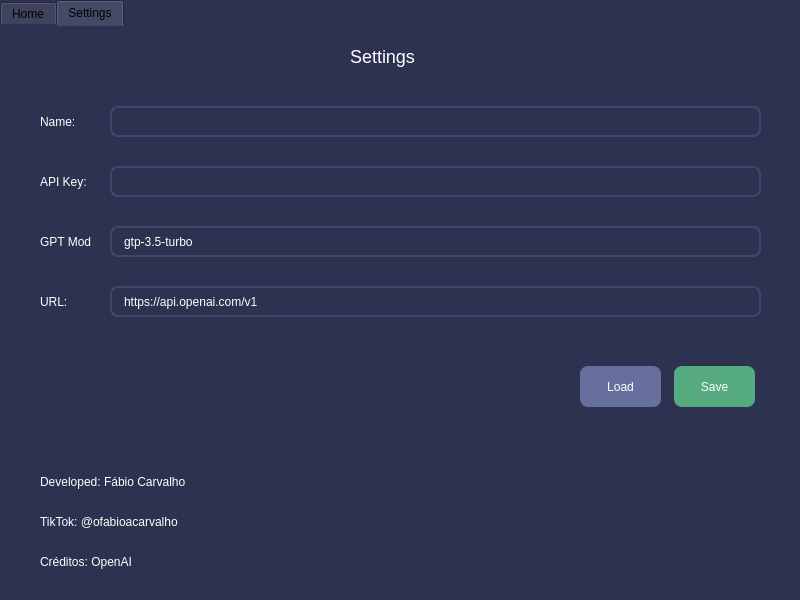
This is inter/design.ui in fabioacarvalho/chatgpt-desktop as Qt 5 draws it before an edit. The edited form follows.
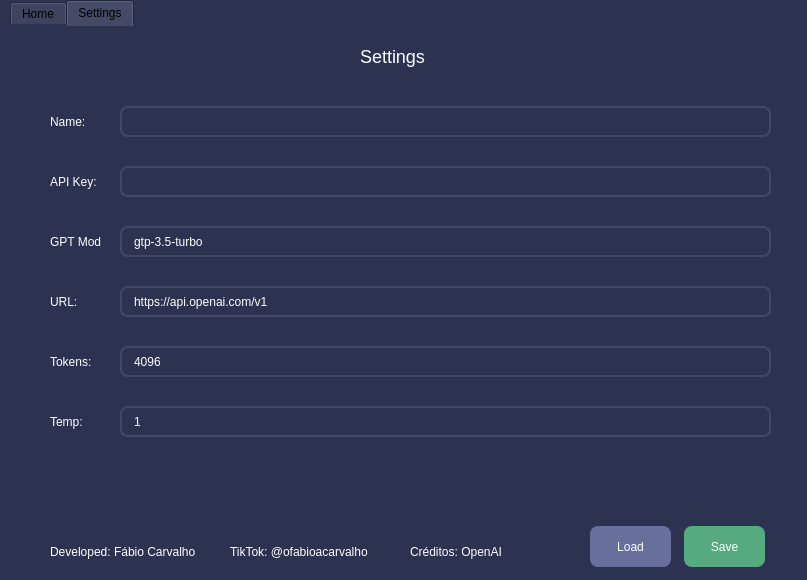
This is the edited form. The open tabs and pages were chosen to show the change. Icons and pictures are not drawn.

The edit to the form file:
```diff
--- a/inter/design.ui
+++ b/inter/design.ui
@@ -6,10 +6,22 @@
    <rect>
     <x>0</x>
     <y>0</y>
-    <width>800</width>
-    <height>600</height>
+    <width>807</width>
+    <height>580</height>
    </rect>
   </property>
+  <property name="minimumSize">
+   <size>
+    <width>807</width>
+    <height>580</height>
+   </size>
+  </property>
+  <property name="maximumSize">
+   <size>
+    <width>807</width>
+    <height>580</height>
+   </size>
+  </property>
   <property name="windowTitle">
    <string>ChatGPT</string>
   </property>
@@ -21,10 +33,22 @@
    <string notr="true">background-color: #2D3250;</string>
   </property>
   <widget class="QWidget" name="centralwidget">
+   <property name="minimumSize">
+    <size>
+     <width>807</width>
+     <height>580</height>
+    </size>
+   </property>
+   <property name="maximumSize">
+    <size>
+     <width>807</width>
+     <height>580</height>
+    </size>
+   </property>
    <widget class="QTabWidget" name="tabWidget">
     <property name="geometry">
      <rect>
-      <x>0</x>
+      <x>10</x>
       <y>0</y>
       <width>801</width>
       <height>581</height>
@@ -332,7 +356,7 @@
       <property name="geometry">
        <rect>
         <x>674</x>
-        <y>340</y>
+        <y>500</y>
         <width>81</width>
         <height>41</height>
        </rect>
@@ -353,7 +377,7 @@
       <property name="geometry">
        <rect>
         <x>40</x>
-        <y>440</y>
+        <y>510</y>
         <width>161</width>
         <height>31</height>
        </rect>
@@ -369,8 +393,8 @@
      <widget class="QLabel" name="label_8">
       <property name="geometry">
        <rect>
-        <x>40</x>
-        <y>480</y>
+        <x>220</x>
+        <y>510</y>
         <width>161</width>
         <height>31</height>
        </rect>
@@ -386,9 +410,9 @@
      <widget class="QLabel" name="label_9">
       <property name="geometry">
        <rect>
-        <x>40</x>
-        <y>520</y>
-        <width>161</width>
+        <x>400</x>
+        <y>510</y>
+        <width>111</width>
         <height>31</height>
        </rect>
       </property>
@@ -404,7 +428,7 @@
       <property name="geometry">
        <rect>
         <x>580</x>
-        <y>340</y>
+        <y>500</y>
         <width>81</width>
         <height>41</height>
        </rect>
@@ -421,6 +445,90 @@
        <string>Load</string>
       </property>
      </widget>
+     <widget class="QLabel" name="label_10">
+      <property name="geometry">
+       <rect>
+        <x>40</x>
+        <y>320</y>
+        <width>51</width>
+        <height>31</height>
+       </rect>
+      </property>
+      <property name="styleSheet">
+       <string notr="true">color: #FFF;
+font-size: 12px;</string>
+      </property>
+      <property name="text">
+       <string>Tokens:</string>
+      </property>
+     </widget>
+     <widget class="QLineEdit" name="url_2">
+      <property name="enabled">
+       <bool>false</bool>
+      </property>
+      <property name="geometry">
+       <rect>
+        <x>110</x>
+        <y>320</y>
+        <width>651</width>
+        <height>31</height>
+       </rect>
+      </property>
+      <property name="styleSheet">
+       <string notr="true">color: #FFF;
+border: 2px solid #424769;
+border-radius: 8px;
+padding-left: 10px;</string>
+      </property>
+      <property name="text">
+       <string>4096</string>
+      </property>
+      <property name="readOnly">
+       <bool>true</bool>
+      </property>
+     </widget>
+     <widget class="QLineEdit" name="url_3">
+      <property name="enabled">
+       <bool>false</bool>
+      </property>
+      <property name="geometry">
+       <rect>
+        <x>110</x>
+        <y>380</y>
+        <width>651</width>
+        <height>31</height>
+       </rect>
+      </property>
+      <property name="styleSheet">
+       <string notr="true">color: #FFF;
+border: 2px solid #424769;
+border-radius: 8px;
+padding-left: 10px;</string>
+      </property>
+      <property name="text">
+       <string>1</string>
+      </property>
+      <property name="readOnly">
+       <bool>true</bool>
+      </property>
+     </widget>
+     <widget class="QLabel" name="label_11">
+      <property name="geometry">
+       <rect>
+        <x>40</x>
+        <y>380</y>
+        <width>51</width>
+        <height>31</height>
+       </rect>
+      </property>
+      <property name="styleSheet">
+       <string notr="true">color: #FFF;
+font-size: 12px;</string>
+      </property>
+      <property name="text">
+       <string>Temp:</string>
+      </property>
+     </widget>
     </widget>
    </widget>
   </widget>
```
Left out of the diff: 34 changed lines with no effect on the pictures.
